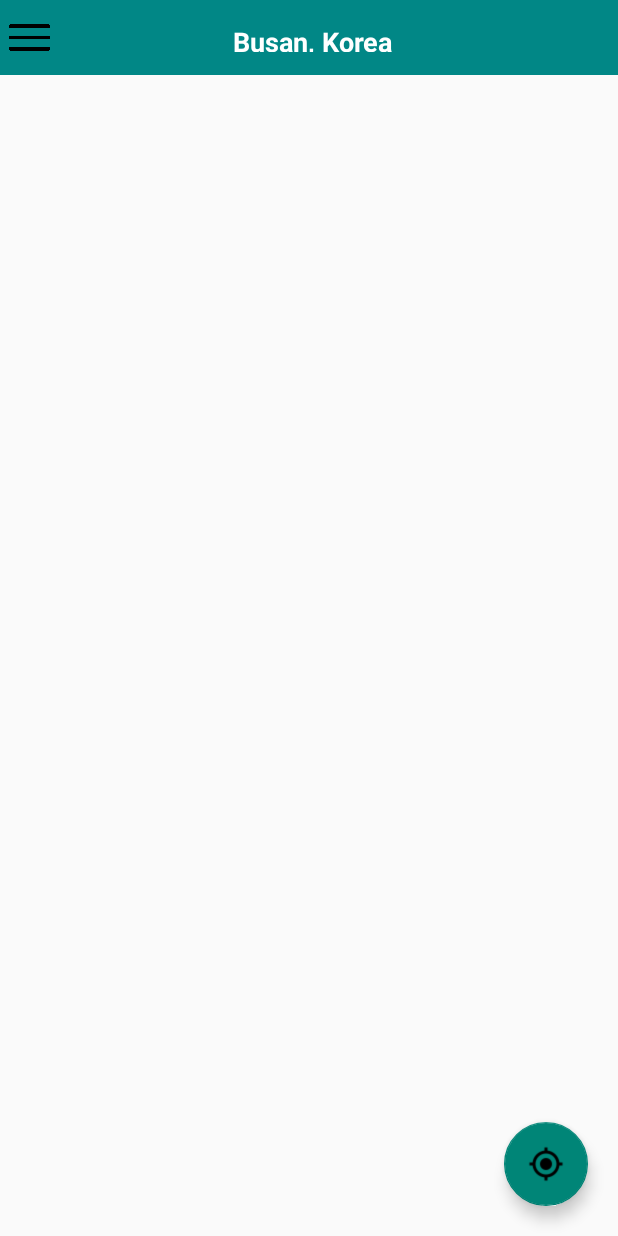
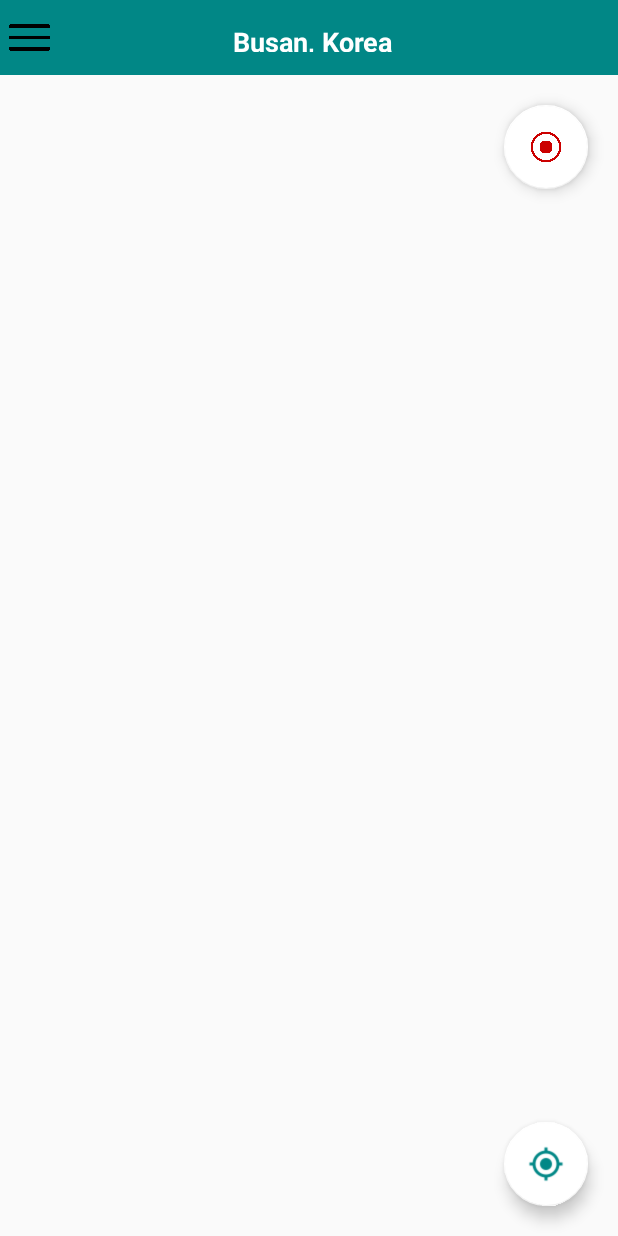
Before and after one commit to ukssss/Capstone_ParkingLot, an Android app: the screen it shows after launch (MainActivity), on a phone screen of 412 x 824 dp. Run offline under Robolectric (Android 15) with nearby library versions, the phone set to English and light mode, and no system bars; libraries missing offline, so code that uses them is left out: com.skt; 24 statements that could not run were skipped.

Commit message:
2022.10.7 13:26 fab_stop 기능 추가
fab_stop 버튼을 누르면 경로 안내를 받고 있을 경우 외부에서 안내종료를 할 수 있음.

```diff
--- a/app/src/main/java/com/example/parking/Activity/MainActivity.java
+++ b/app/src/main/java/com/example/parking/Activity/MainActivity.java
@@ -41,6 +41,7 @@ public class MainActivity extends AppCompatActivity implements TMapGpsManager.on
     private DrawerLayout drawerLayout;
     private NavigationView nav;
     private FloatingActionButton initTmap;
+    private FloatingActionButton stopDirection;
 
     // T Map
     private TMapView tMapView = null;
@@ -59,7 +60,8 @@ public class MainActivity extends AppCompatActivity implements TMapGpsManager.on
 
         init();
         onClickDrawer();
-        onClickFab();
+        onClickFabGps();
+        onClickFabStop();
         NavigationViewHelper.enableNavigation(mContext, nav);
 
         setTMapAuth();
@@ -77,7 +79,7 @@ public class MainActivity extends AppCompatActivity implements TMapGpsManager.on
         }));
     }
 
-    private void onClickFab() {
+    private void onClickFabGps() {
         initTmap = findViewById(R.id.fabGPS);
         initTmap.setOnClickListener(new View.OnClickListener() {
             @Override
@@ -137,9 +139,6 @@ public class MainActivity extends AppCompatActivity implements TMapGpsManager.on
     TMapView.OnCalloutRightButtonClickCallback mOnCalloutRightButtonClickCallback = new TMapView.OnCalloutRightButtonClickCallback() {
         @Override
         public void onCalloutRightButton(TMapMarkerItem tMapMarkerItem) {
-            Bitmap start = BitmapFactory.decodeResource(getResources(), R.drawable.info_start);
-            Bitmap arrive = BitmapFactory.decodeResource(getResources(), R.drawable.info_arrive);
-
             TMapPoint tMapPoint = tMapMarkerItem.getTMapPoint();
             TMapPoint tMapPointStart = new TMapPoint(nowLatitude, nowLongitude);
             FindCarPathTask findCarPathTask = new FindCarPathTask(getApplicationContext(), tMapView);
@@ -153,7 +152,6 @@ public class MainActivity extends AppCompatActivity implements TMapGpsManager.on
             else if (nRightButtonCount == 1) {
                 findCarPathTask.execute(tMapPointStart, tMapPoint);
 
-                tMapMarkerItem.setCalloutRightButtonImage(arrive);
                 tMapView.setCenterPoint(nowLongitude, nowLatitude);
                 tMapView.setZoomLevel(17);
                 nRightButtonCount++;
@@ -174,7 +172,6 @@ public class MainActivity extends AppCompatActivity implements TMapGpsManager.on
 
             else if (nRightButtonCount == 2) {
                 tMapView.removeTMapPolyLine("Line");
-                tMapMarkerItem.setCalloutRightButtonImage(start);
 
                 tMapView.setZoomLevel(15);
                 Toast.makeText(mContext,"안내를 종료합니다", Toast.LENGTH_SHORT).show();
@@ -183,6 +180,26 @@ public class MainActivity extends AppCompatActivity implements TMapGpsManager.on
             }
         }
     };
+
+    private void onClickFabStop() {
+        stopDirection = findViewById(R.id.fabStop);
+        stopDirection.setOnClickListener(new View.OnClickListener() {
+            @Override
+            public void onClick(View view) {
+                if (nRightButtonCount == 2) {
+                    tMapView.removeTMapPolyLine("Line");
+                    tMapView.setZoomLevel(15);
+
+                    Toast.makeText(mContext,"안내를 종료합니다", Toast.LENGTH_SHORT).show();
+                    nRightButtonCount = 0;
+                }
+                else {
+                    Toast.makeText(mContext, "목적지가 없습니다", Toast.LENGTH_SHORT).show();
+                    nRightButtonCount = 0;
+                }
+            }
+        });
+    }
 
     private List<Parkinglot> initLoadParkinglotDatabase() {
         ParkinglotDatabaseHelper parkinglotDatabaseHelper = new ParkinglotDatabaseHelper(getApplicationContext());
--- a/app/src/main/res/layout/activity_main.xml
+++ b/app/src/main/res/layout/activity_main.xml
@@ -20,12 +20,25 @@
             android:layout_height="match_parent">
 
             <com.google.android.material.floatingactionbutton.FloatingActionButton
+                android:id="@+id/fabStop"
+                android:layout_width="wrap_content"
+                android:layout_height="wrap_content"
+                android:layout_gravity="end"
+                android:layout_margin="20dp"
+                android:text="STOP"
+                android:src="@drawable/fab_stop"
+                app:tint="@android:color/holo_red_dark"
+                app:backgroundTint="@color/white"/>
+
+            <com.google.android.material.floatingactionbutton.FloatingActionButton
                 android:id="@+id/fabGPS"
                 android:layout_width="wrap_content"
                 android:layout_height="wrap_content"
                 android:layout_gravity="end|bottom"
                 android:layout_margin="20dp"
-                android:src="@drawable/fab_gps" />
+                android:src="@drawable/fab_gps"
+                app:tint="@color/teal_700"
+                app:backgroundTint="@color/white"/>
 
         </FrameLayout>
 
```
Also changed, not shown: app/src/main/res/drawable/fab_stop.png (added).
